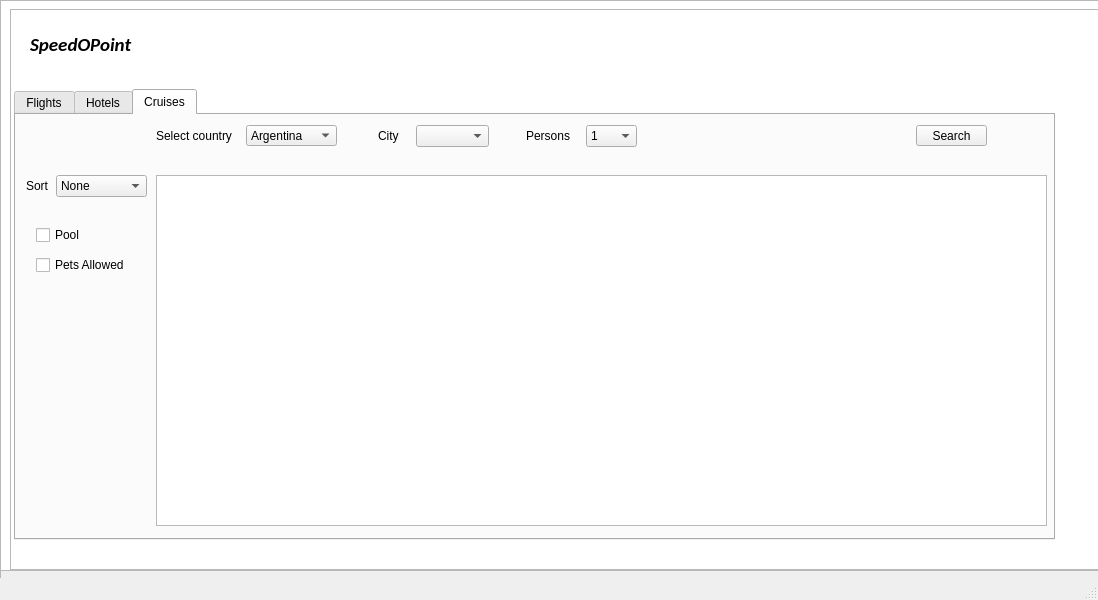
Above: SpeedoPoint/mainwindow.ui from AliEissa2077/speedopoint before the change. Below: the same form after it.
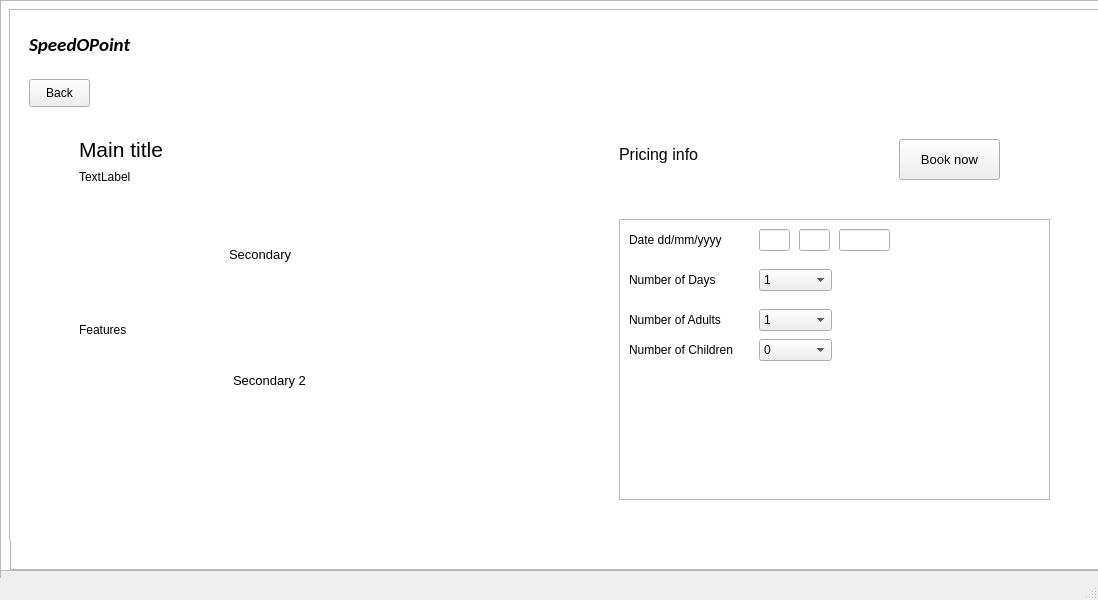
That is the form after the change.

```diff
--- a/SpeedoPoint/mainwindow.ui
+++ b/SpeedoPoint/mainwindow.ui
@@ -1456,10 +1456,230 @@
       <string>Book now</string>
      </property>
     </widget>
+    <widget class="QFrame" name="HReserve">
+     <property name="geometry">
+      <rect>
+       <x>610</x>
+       <y>210</y>
+       <width>431</width>
+       <height>281</height>
+      </rect>
+     </property>
+     <property name="frameShape">
+      <enum>QFrame::StyledPanel</enum>
+     </property>
+     <property name="frameShadow">
+      <enum>QFrame::Raised</enum>
+     </property>
+     <widget class="QLineEdit" name="Hdays">
+      <property name="geometry">
+       <rect>
+        <x>140</x>
+        <y>10</y>
+        <width>31</width>
+        <height>22</height>
+       </rect>
+      </property>
+     </widget>
+     <widget class="QLineEdit" name="Hmonth">
+      <property name="geometry">
+       <rect>
+        <x>180</x>
+        <y>10</y>
+        <width>31</width>
+        <height>22</height>
+       </rect>
+      </property>
+     </widget>
+     <widget class="QLineEdit" name="Hyear">
+      <property name="geometry">
+       <rect>
+        <x>220</x>
+        <y>10</y>
+        <width>51</width>
+        <height>22</height>
+       </rect>
+      </property>
+     </widget>
+     <widget class="QComboBox" name="Hdaysnum">
+      <property name="geometry">
+       <rect>
+        <x>140</x>
+        <y>50</y>
+        <width>73</width>
+        <height>22</height>
+       </rect>
+      </property>
+      <item>
+       <property name="text">
+        <string>1</string>
+       </property>
+      </item>
+      <item>
+       <property name="text">
+        <string>2</string>
+       </property>
+      </item>
+      <item>
+       <property name="text">
+        <string>3</string>
+       </property>
+      </item>
+      <item>
+       <property name="text">
+        <string>4</string>
+       </property>
+      </item>
+      <item>
+       <property name="text">
+        <string>5</string>
+       </property>
+      </item>
+      <item>
+       <property name="text">
+        <string>6</string>
+       </property>
+      </item>
+      <item>
+       <property name="text">
+        <string>7</string>
+       </property>
+      </item>
+     </widget>
+     <widget class="QComboBox" name="Hadults">
+      <property name="geometry">
+       <rect>
+        <x>140</x>
+        <y>90</y>
+        <width>73</width>
+        <height>22</height>
+       </rect>
+      </property>
+      <item>
+       <property name="text">
+        <string>1</string>
+       </property>
+      </item>
+      <item>
+       <property name="text">
+        <string>2</string>
+       </property>
+      </item>
+      <item>
+       <property name="text">
+        <string>3</string>
+       </property>
+      </item>
+      <item>
+       <property name="text">
+        <string>4</string>
+       </property>
+      </item>
+      <item>
+       <property name="text">
+        <string>5</string>
+       </property>
+      </item>
+      <item>
+       <property name="text">
+        <string>6</string>
+       </property>
+      </item>
+     </widget>
+     <widget class="QComboBox" name="Hchild">
+      <property name="geometry">
+       <rect>
+        <x>140</x>
+        <y>120</y>
+        <width>73</width>
+        <height>22</height>
+       </rect>
+      </property>
+      <item>
+       <property name="text">
+        <string>0</string>
+       </property>
+      </item>
+      <item>
+       <property name="text">
+        <string>1</string>
+       </property>
+      </item>
+      <item>
+       <property name="text">
+        <string>2</string>
+       </property>
+      </item>
+      <item>
+       <property name="text">
+        <string>3</string>
+       </property>
+      </item>
+      <item>
+       <property name="text">
+        <string>4</string>
+       </property>
+      </item>
+      <item>
+       <property name="text">
+        <string>5</string>
+       </property>
+      </item>
+     </widget>
+     <widget class="QLabel" name="label">
+      <property name="geometry">
+       <rect>
+        <x>10</x>
+        <y>10</y>
+        <width>111</width>
+        <height>21</height>
+       </rect>
+      </property>
+      <property name="text">
+       <string>Date dd/mm/yyyy</string>
+      </property>
+     </widget>
+     <widget class="QLabel" name="label_2">
+      <property name="geometry">
+       <rect>
+        <x>10</x>
+        <y>50</y>
+        <width>101</width>
+        <height>21</height>
+       </rect>
+      </property>
+      <property name="text">
+       <string>Number of Days</string>
+      </property>
+     </widget>
+     <widget class="QLabel" name="label_3">
+      <property name="geometry">
+       <rect>
+        <x>10</x>
+        <y>90</y>
+        <width>101</width>
+        <height>21</height>
+       </rect>
+      </property>
+      <property name="text">
+       <string>Number of Adults</string>
+      </property>
+     </widget>
+     <widget class="QLabel" name="label_4">
+      <property name="geometry">
+       <rect>
+        <x>10</x>
+        <y>120</y>
+        <width>121</width>
+        <height>21</height>
+       </rect>
+      </property>
+      <property name="text">
+       <string>Number of Children</string>
+      </property>
+     </widget>
+    </widget>
    </widget>
-   <zorder>DetailsPage</zorder>
-   <zorder>LoginScreen</zorder>
-   <zorder>Listings</zorder>
   </widget>
   <widget class="QMenuBar" name="menubar">
    <property name="geometry">
```
